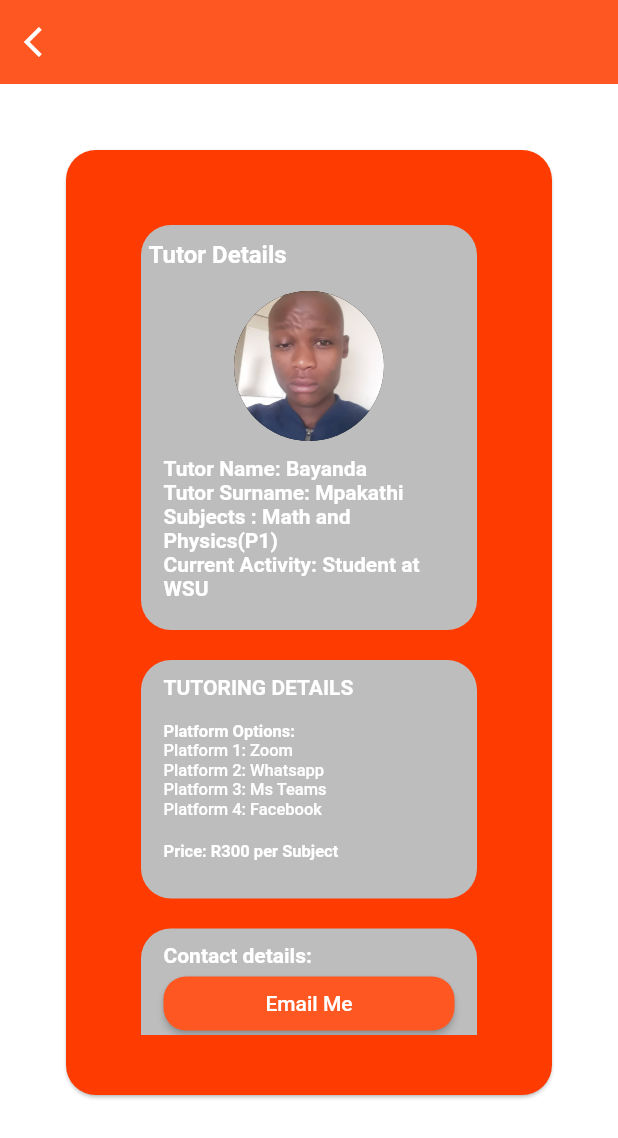
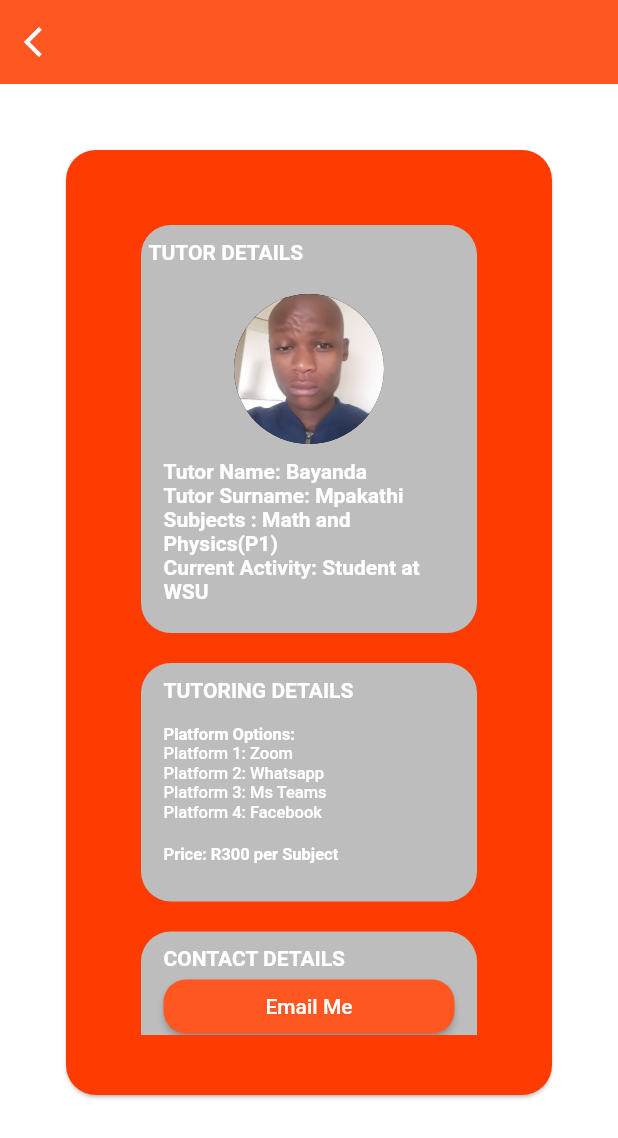
Before and after one commit to Decode247/edusa_past_exams, a Flutter app: the Tutor screen opened by its route, on a phone screen of 412 x 824 dp. Shown: the top 1138 px of the screen. Run offline on Flutter 3.47's test engine with Material 2 defaults, Android fonts, the phone set to English and light mode, and no system bars; drawn by our look-alikes of google_mobile_ads; our stand-ins replace get; missing offline and left inert: syncfusion_flutter_pdfviewer; network calls fail.

Commit message:
fix tutor info

```diff
--- a/lib/core/widgets/tutor_card.dart
+++ b/lib/core/widgets/tutor_card.dart
@@ -26,13 +26,13 @@ Widget tutorCard() {
                 crossAxisAlignment: CrossAxisAlignment.start,
                 children: [
                   const Text(
-                    'Tutor Details',
+                    'TUTOR DETAILS',
                     style: TextStyle(
-                      fontSize: 16,
+                      fontSize: 14,
                       fontWeight: FontWeight.bold,
                     ),
                   ),
-                  const SizedBox(height: 15),
+                  const SizedBox(height: 20),
                   Column(
                     children: [
                       const CircleAvatar(
@@ -175,7 +175,7 @@ Widget tutorCard() {
                   children: [
                     const SizedBox(width: 60),
                     const Text(
-                      'Contact details:',
+                      'CONTACT DETAILS',
                       style: TextStyle(
                         fontSize: 14,
                         fontWeight: FontWeight.bold,
```
